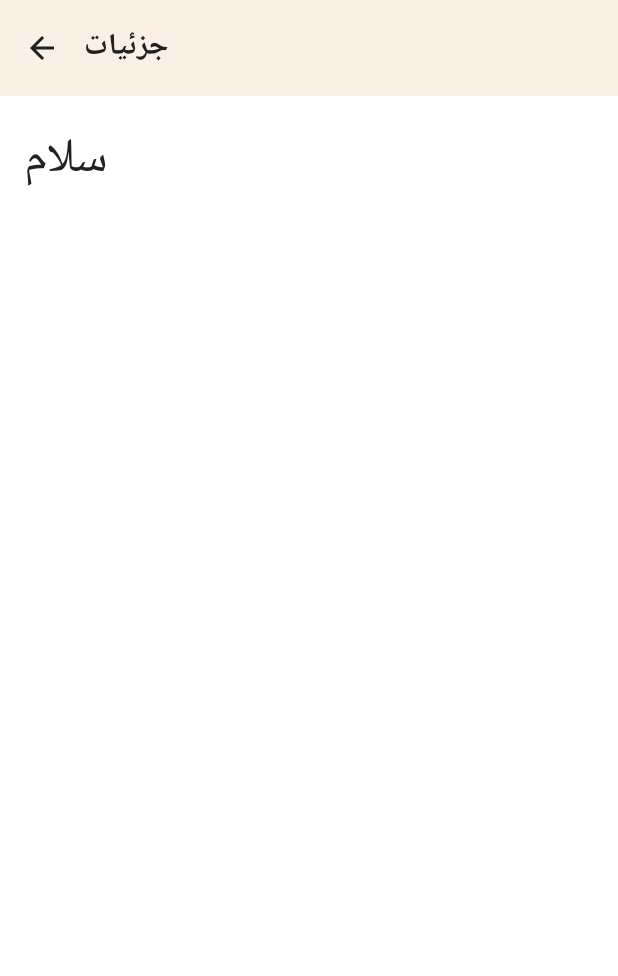
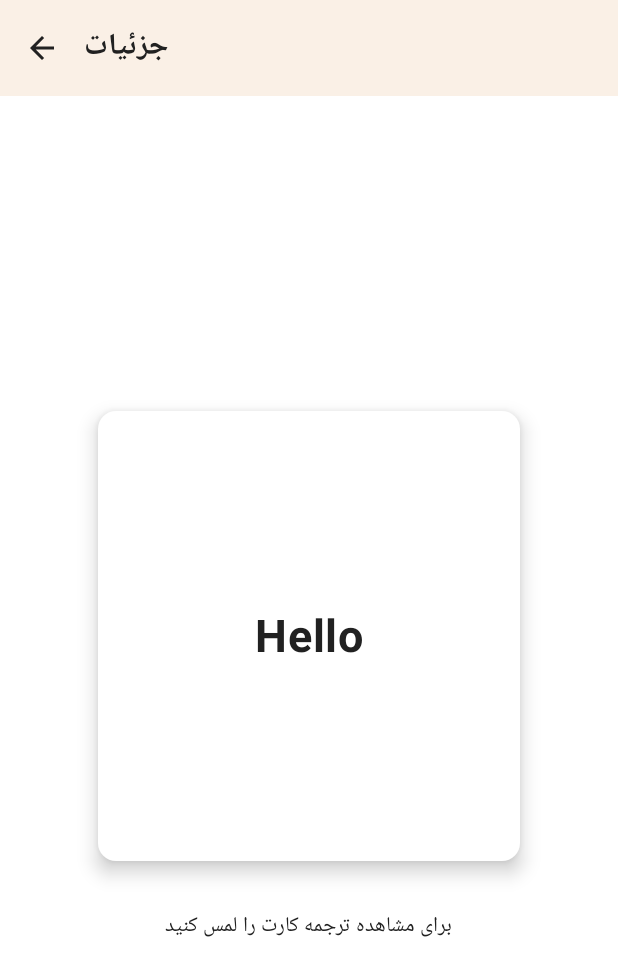
Before and after one commit to HomanYosefi/Android-Crash-Reporter, an Android app built with Jetpack Compose: the composable ListDetailGrammarScreen called with empty values, after a tap on "Study cards", on a phone screen of 412 x 824 dp. Shown: the top 976 px of the screen. Run offline under Robolectric (Android 15) with nearby library versions, the phone set to English and light mode, and no system bars.

Commit message:
add flash card screen and animation

```diff
--- /dev/null
+++ b/app/src/main/java/com/example/leitner/GrammarScreen/FlashCardScreen.kt
@@ -0,0 +1,114 @@
+package com.example.leitner.GrammarScreen
+
+import androidx.compose.animation.core.*
+import androidx.compose.foundation.background
+import androidx.compose.foundation.clickable
+import androidx.compose.foundation.layout.*
+import androidx.compose.material3.*
+import androidx.compose.runtime.*
+import androidx.compose.ui.Alignment
+import androidx.compose.ui.Modifier
+import androidx.compose.ui.graphics.Color
+import androidx.compose.ui.graphics.graphicsLayer
+import androidx.compose.ui.text.font.FontWeight
+import androidx.compose.ui.unit.dp
+import androidx.compose.ui.unit.sp
+
+@Composable
+fun FlashCard(
+    frontText: String,
+    backText: String,
+    modifier: Modifier = Modifier
+) {
+    var isFlipped by remember { mutableStateOf(false) }
+    val rotation by animateFloatAsState(
+        targetValue = if (isFlipped) 180f else 0f,
+        animationSpec = tween(
+            durationMillis = 400,
+            easing = FastOutSlowInEasing
+        ),
+        label = "card_rotation"
+    )
+
+    Box(
+        modifier = modifier
+            .fillMaxWidth()
+            .padding(16.dp)
+            .height(300.dp)
+            .background(Color.Transparent)
+    ) {
+        Card(
+            modifier = Modifier
+                .fillMaxSize()
+                .clickable { isFlipped = !isFlipped }
+                .graphicsLayer {
+                    rotationY = rotation
+                    cameraDistance = 12f * density
+                },
+            elevation = CardDefaults.cardElevation(
+                defaultElevation = 8.dp
+            ),
+            colors = CardDefaults.cardColors(
+                containerColor = MaterialTheme.colorScheme.surface
+            )
+        ) {
+            Box(
+                modifier = Modifier
+                    .fillMaxSize()
+                    .background(Color.Transparent),
+                contentAlignment = Alignment.Center
+            ) {
+                // Front side
+                if (rotation <= 90f) {
+                    Text(
+                        text = frontText,
+                        fontSize = 30.sp,
+                        fontWeight = FontWeight.Bold,
+                        modifier = Modifier
+                            .graphicsLayer {
+                                alpha = 1f - (rotation / 90f)
+                            }
+                    )
+                }
+                // Back side
+                if (rotation > 90f) {
+                    Text(
+                        text = backText,
+                        fontSize = 30.sp,
+                        fontWeight = FontWeight.Bold,
+                        modifier = Modifier
+                            .graphicsLayer {
+                                rotationY = 180f
+                                alpha = (rotation - 90f) / 90f
+                            }
+                    )
+                }
+            }
+        }
+    }
+}
+
+@Composable
+fun FlashCardScreen() {
+    Column(
+        modifier = Modifier
+            .fillMaxSize()
+            .padding(16.dp)
+            .background(Color.Transparent),
+        horizontalAlignment = Alignment.CenterHorizontally,
+        verticalArrangement = Arrangement.Center
+    ) {
+        FlashCard(
+            frontText = "Hello",
+            backText = "سلام",
+            modifier = Modifier.fillMaxWidth(0.9f)
+        )
+
+        Spacer(modifier = Modifier.height(16.dp))
+
+        Text(
+            text = "برای مشاهده ترجمه کارت را لمس کنید",
+            style = MaterialTheme.typography.bodyMedium
+        )
+    }
+}
--- a/app/src/main/java/com/example/leitner/GrammarScreen/ListDetailGramarScreen.kt
+++ b/app/src/main/java/com/example/leitner/GrammarScreen/ListDetailGramarScreen.kt
@@ -164,10 +164,11 @@ fun ListDetailGrammarScreen(
                         .padding(innerPadding)
                         .padding(16.dp)
                 ) {
-                    Text(
-                        text = "سلام",
-                        style = MaterialTheme.typography.headlineLarge
-                    )
+//                    Text(
+//                        text = "سلام",
+//                        style = MaterialTheme.typography.headlineLarge
+//                    )
+                    FlashCardScreen()
                 }
             }
         }
```
